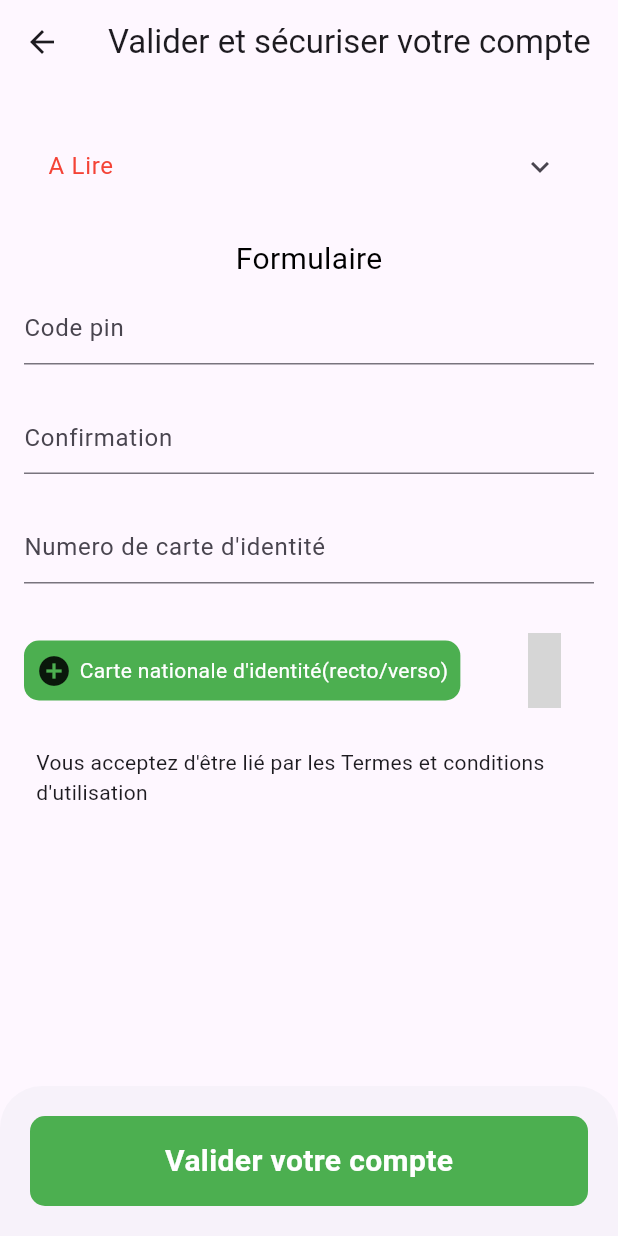
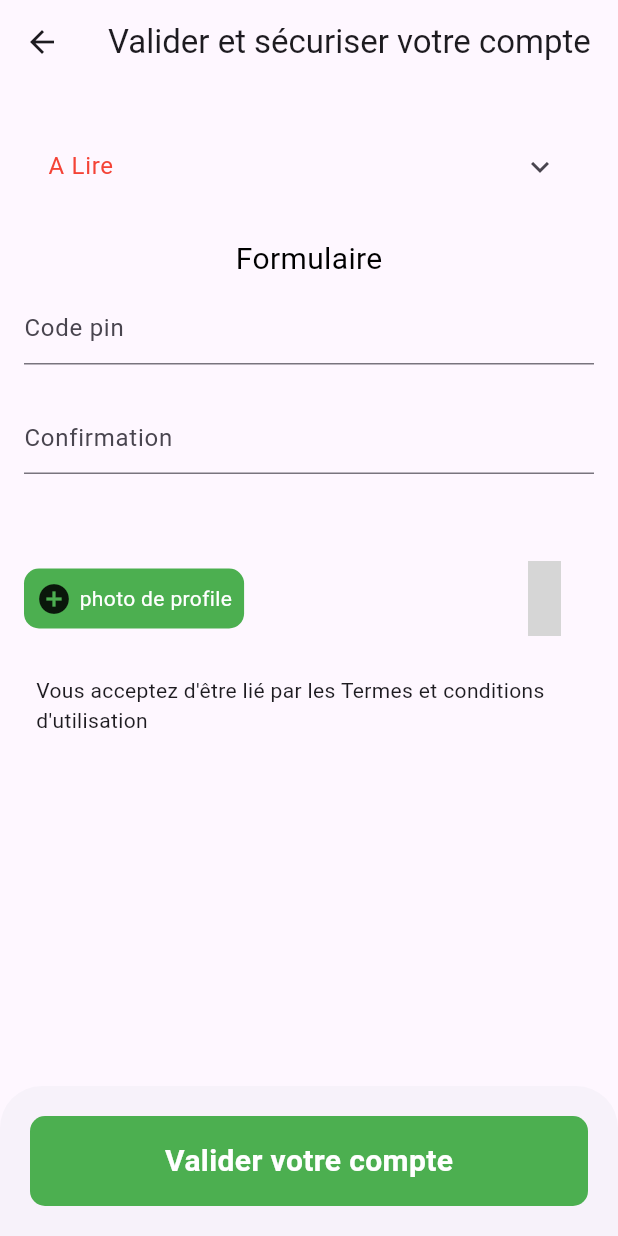
Before and after one commit to bienvenuFanagnon/konami, a Flutter app: the ValidateCompte screen opened directly, on a phone screen of 412 x 824 dp. Run offline on Flutter 3.47's test engine with Material 3 defaults, Android fonts, the phone set to English and light mode, and no system bars; our stand-ins replace awesome_dialog, badges, cached_network_image, carousel_slider, cloud_firestore, contained_tab_bar_view and 13 more; missing offline and left inert: cinetpay, flutter_email_sender, flutter_paygateglobal, flutter_ticket, flutter_timer_countdown, onesignal_flutter and 1 more; accounts and stored records are empty; grey boxes are pictures that could not be loaded.

Commit message:
update v14

```diff
--- a/lib/pages/chargement_login.dart
+++ b/lib/pages/chargement_login.dart
@@ -18,7 +18,7 @@ class SplahsChargement extends StatefulWidget {
 
 class _ChargementState extends State<SplahsChargement> with SingleTickerProviderStateMixin {
   late AnimationController animationController;
-  late int app_version_code=1;
+  late int app_version_code=3;
   late ServiceProvider serviceProvider =
   Provider.of<ServiceProvider>(context, listen: false);
   void start() {
--- a/lib/pages/profil/validate_page.dart
+++ b/lib/pages/profil/validate_page.dart
@@ -168,6 +168,7 @@ class _NewAppInfoState extends State<ValidateCompte> {
                 SizedBox(
                   height: 25.0,
                 ),
+                /*
                 TextFormField(
                   keyboardType: TextInputType.number,
                   controller: _numeroController,
@@ -182,6 +183,8 @@ class _NewAppInfoState extends State<ValidateCompte> {
                     return null;
                   },
                 ),
+
+                 */
                 SizedBox(
                   height: 25.0,
                 ),
@@ -211,7 +214,7 @@ class _NewAppInfoState extends State<ValidateCompte> {
                                 child: Icon(Icons.add_circle_outlined),
                               ),
                               SizedBox(width: 5,),
-                              Text("Carte nationale d'identité(recto/verso)",style: TextStyle(color: Colors.white),),
+                              Text("photo de profile",style: TextStyle(color: Colors.white),),
                             ],
                           ),
                         ),
--- a/lib/pages/profil/wallet/homeWallet.dart
+++ b/lib/pages/profil/wallet/homeWallet.dart
@@ -310,7 +310,7 @@ class _HomeWalletState extends State<HomeWallet> {
                               print("nbr retrait ${serviceProvider.loginUser.nombre_retrait}");
 
                               if (serviceProvider.loginUser.retrait_is_valide!) {
-                                if (serviceProvider.loginUser.nombre_retrait!>-1) {
+                                if (serviceProvider.loginUser.nombre_retrait!>2) {
                                   if (serviceProvider.loginUser.is_valide!) {
 
                                     showDialog(
--- a/lib/pages/profil/wallet/transactabBars/transacRetrait.dart
+++ b/lib/pages/profil/wallet/transactabBars/transacRetrait.dart
@@ -87,8 +87,8 @@ class _AllPariState extends State<TransactionRetrait> {
                       color: trans.status==TransactionStatus.VALIDER.name?Colors.green:trans.status==TransactionStatus.ENCOURS.name?Colors.grey: Colors.red,// Remplacez Colors.red par la couleur de votre choix
                       fontWeight: FontWeight.w600,fontSize: 15),),
 
-                  Container(
 
+                  trans.status==TransactionStatus.ENCOURS.name? Container(
                       alignment: Alignment.center,
                       height: 30,
                       width: 120,
@@ -107,7 +107,7 @@ color: Colors.black,                          borderRadius: BorderRadius.all(Rad
                         child: Text("Copier le code",style: TextStyle(color: Colors.white,fontWeight: FontWeight.w600,fontSize: 12),),
                       )
 
-                  ),
+                  ):Container(),
 
 
                   Container(
--- a/lib/providers/equipe_provider.dart
+++ b/lib/providers/equipe_provider.dart
@@ -918,7 +918,7 @@ class EquipeProvider extends ChangeNotifier {
     CollectionReference collectionRef =
     FirebaseFirestore.instance.collection('Informations');
     // Get docs from collection reference
-    QuerySnapshot querySnapshot = await collectionRef.get()
+    QuerySnapshot querySnapshot = await collectionRef.orderBy('createdAt', descending: false).get()
         .then((value){
 
       print(value);
```
Also changed, not shown: lib/pages/profil/wallet/transactabBars/retraitPage.dart (+7 -4 lines), 1 other file.
